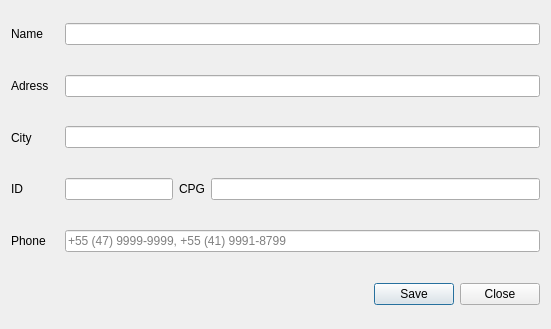
Above: Employee_Add.ui from bedi1982/Oficina before the change. Below: the same form after it.
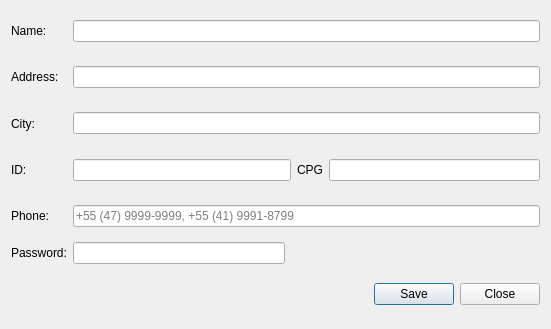
That is the form after the change. Icons and pictures are not drawn.

What changed in the file:
```diff
--- a/Employee_Add.ui
+++ b/Employee_Add.ui
@@ -40,7 +40,7 @@
       </sizepolicy>
      </property>
      <property name="text">
-      <string>ID</string>
+      <string>ID:</string>
      </property>
     </widget>
    </item>
@@ -53,7 +53,7 @@
       </sizepolicy>
      </property>
      <property name="text">
-      <string>Adress</string>
+      <string>Address:</string>
      </property>
     </widget>
    </item>
@@ -89,7 +89,7 @@
       </sizepolicy>
      </property>
      <property name="text">
-      <string>Phone</string>
+      <string>Phone:</string>
      </property>
     </widget>
    </item>
@@ -130,7 +130,7 @@
       </sizepolicy>
      </property>
      <property name="text">
-      <string>Name</string>
+      <string>Name:</string>
      </property>
     </widget>
    </item>
@@ -189,7 +189,7 @@
       </sizepolicy>
      </property>
      <property name="text">
-      <string>City</string>
+      <string>City:</string>
      </property>
     </widget>
    </item>
@@ -206,6 +206,16 @@
      </property>
     </widget>
    </item>
+   <item row="5" column="1">
+    <widget class="QLineEdit" name="line_Password"/>
+   </item>
+   <item row="5" column="0">
+    <widget class="QLabel" name="label_Password">
+     <property name="text">
+      <string>Password:</string>
+     </property>
+    </widget>
+   </item>
   </layout>
  </widget>
  <resources>
```
Left out of the diff: 9 changed lines with no effect on the pictures.
